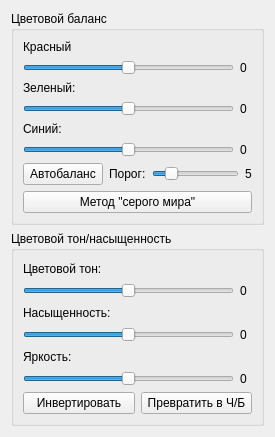
Before: the Qt Designer form colorer.ui in dive155/SmartImage, drawn with Qt 5.
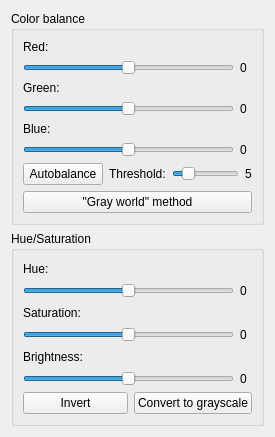
After: the same form once the commit is applied.

Patch:
```diff
--- a/colorer.ui
+++ b/colorer.ui
@@ -29,7 +29,7 @@
    <item>
     <widget class="QGroupBox" name="groupBox_2">
      <property name="title">
-      <string>Цветовой баланс</string>
+      <string>Color balance</string>
      </property>
      <layout class="QVBoxLayout" name="verticalLayout_2">
       <item>
@@ -56,21 +56,21 @@
         <item row="0" column="0">
          <widget class="QLabel" name="label_4">
           <property name="text">
-           <string>Красный</string>
+           <string>Red:</string>
           </property>
          </widget>
         </item>
         <item row="2" column="0">
          <widget class="QLabel" name="label_5">
           <property name="text">
-           <string>Зеленый:</string>
+           <string>Green:</string>
           </property>
          </widget>
         </item>
         <item row="4" column="0">
          <widget class="QLabel" name="label_6">
           <property name="text">
-           <string>Синий:</string>
+           <string>Blue:</string>
           </property>
          </widget>
         </item>
@@ -140,14 +140,14 @@
         <item>
          <widget class="QPushButton" name="balanceButton">
           <property name="text">
-           <string>Автобаланс</string>
+           <string>Autobalance</string>
           </property>
          </widget>
         </item>
         <item>
          <widget class="QLabel" name="label_7">
           <property name="text">
-           <string>Порог:</string>
+           <string>Threshold:</string>
           </property>
          </widget>
         </item>
@@ -155,7 +155,7 @@
          <widget class="QSlider" name="thresholdSlider">
           <property name="maximumSize">
            <size>
-            <width>121</width>
+            <width>79</width>
             <height>16777215</height>
            </size>
           </property>
@@ -182,7 +182,7 @@
       <item>
        <widget class="QPushButton" name="greyButton">
         <property name="text">
-         <string>Метод &quot;серого мира&quot;</string>
+         <string>&quot;Gray world&quot; method</string>
         </property>
        </widget>
       </item>
@@ -192,7 +192,7 @@
    <item>
     <widget class="QGroupBox" name="groupBox">
      <property name="title">
-      <string>Цветовой тон/насыщенность</string>
+      <string>Hue/Saturation</string>
      </property>
      <layout class="QVBoxLayout" name="verticalLayout">
       <item>
@@ -219,21 +219,21 @@
         <item row="0" column="0">
          <widget class="QLabel" name="label">
           <property name="text">
-           <string>Цветовой тон:</string>
+           <string>Hue:</string>
           </property>
          </widget>
         </item>
         <item row="2" column="0">
          <widget class="QLabel" name="label_2">
           <property name="text">
-           <string>Насыщенность:</string>
+           <string>Saturation:</string>
           </property>
          </widget>
         </item>
         <item row="4" column="0">
          <widget class="QLabel" name="label_3">
           <property name="text">
-           <string>Яркость:</string>
+           <string>Brightness:</string>
           </property>
          </widget>
         </item>
@@ -303,14 +303,14 @@
         <item>
          <widget class="QPushButton" name="invertButton">
           <property name="text">
-           <string>Инвертировать</string>
+           <string>Invert</string>
           </property>
          </widget>
         </item>
         <item>
          <widget class="QPushButton" name="bnwButton">
           <property name="text">
-           <string>Превратить в Ч/Б</string>
+           <string>Convert to grayscale</string>
           </property>
          </widget>
         </item>
```
